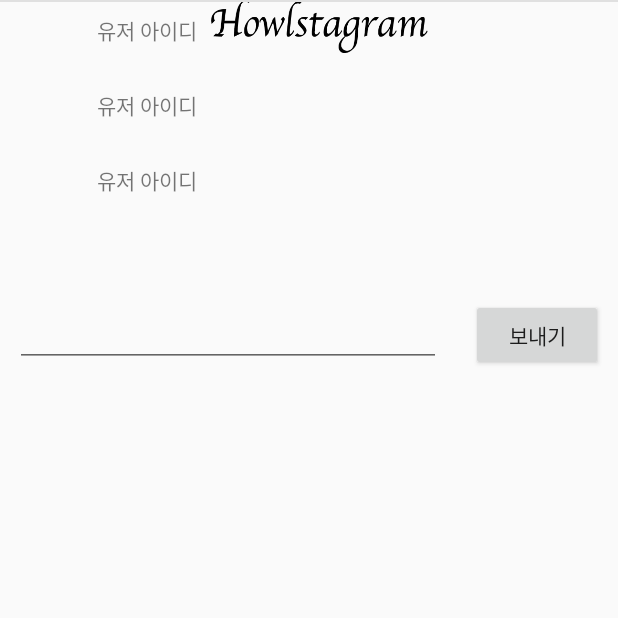
After one commit to yooman22/android, an Android app: the CommentActivity screen opened directly, with no data from a screen before it, on a phone screen of 412 x 824 dp, the top half of it. The commit adds this screen. Run offline under Robolectric (Android 15) with nearby library versions, the phone set to English and light mode, and no system bars; our stand-ins replace Firebase (no records; nobody signed in at launch, a user with empty details on screens opened directly).

Commit message:
13일차

```diff
--- a/app/src/main/AndroidManifest.xml
+++ b/app/src/main/AndroidManifest.xml
@@ -3,7 +3,8 @@
           package="com.example.yujaeman.howl">
 
     <uses-permission android:name="android.permission.INTERNET"/>
-    <uses-permission android:name="android.permission.READ_EXTERNAL_STORAGE"></uses-permission>
+    <uses-permission android:name="android.permission.READ_EXTERNAL_STORAGE"/>
+
     <application
             android:allowBackup="true"
             android:icon="@mipmap/ic_launcher"
@@ -43,6 +44,8 @@
         </activity>
         <activity android:name=".AddPhotoActivity">
         </activity>
+        <activity android:name=".CommentActivity">
+        </activity>
     </application>
 
 </manifest>
--- /dev/null
+++ b/app/src/main/java/com/example/yujaeman/howl/CommentActivity.kt
@@ -0,0 +1,56 @@
+package com.example.yujaeman.howl
+
+import android.support.v7.app.AppCompatActivity
+import android.os.Bundle
+import android.os.Parcel
+import android.os.Parcelable
+import android.support.v7.widget.LinearLayoutManager
+import android.support.v7.widget.RecyclerView
+import android.view.LayoutInflater
+import android.view.View
+import android.view.ViewGroup
+import com.example.yujaeman.howl.model.ContentDTO
+import com.google.firebase.auth.FirebaseAuth
+import com.google.firebase.firestore.FirebaseFirestore
+import com.google.firebase.storage.FirebaseStorage
+import kotlinx.android.synthetic.main.activity_comment.*
+
+
+class CommentActivity : AppCompatActivity() {
+
+    var contentUid : String? = null
+    override fun onCreate(savedInstanceState: Bundle?) {
+        super.onCreate(savedInstanceState)
+        setContentView(R.layout.activity_comment)
+        commnet_recyclerview.adapter = CommentRecyclerviewAdapter()
+        commnet_recyclerview.layoutManager = LinearLayoutManager(this)
+
+        contentUid = intent.getStringExtra("contentUid")
+        comment_btn_send.setOnClickListener {
+            var comment = ContentDTO.Comment()
+            comment.userId = FirebaseAuth.getInstance().currentUser?.email
+            comment.comment = comment_edit_message.text.toString()
+            comment.uid = FirebaseAuth.getInstance().currentUser?.uid
+            comment.timestamp = System.currentTimeMillis()
+            FirebaseFirestore.getInstance().collection("images").document(contentUid!!).collection("comments").document().set(comment)
+        }
+    }
+
+    inner class CommentRecyclerviewAdapter() : RecyclerView.Adapter<RecyclerView.ViewHolder>() {
+        override fun onCreateViewHolder(parent: ViewGroup?, viewType: Int): RecyclerView.ViewHolder {
+            var view = LayoutInflater.from(parent?.context).inflate(R.layout.item_comment, parent, false)
+            return CustomviewHolder(view)
+        }
+
+        inner class CustomviewHolder(view: View?) : RecyclerView.ViewHolder(view) // 메모리 누수를 막아주는 것
+
+        override fun getItemCount(): Int {
+            return 3
+        }
+
+        override fun onBindViewHolder(holder: RecyclerView.ViewHolder?, position: Int) {
+
+        }
+
+    }
+}
--- a/app/src/main/java/com/example/yujaeman/howl/DetailviewFragment.kt
+++ b/app/src/main/java/com/example/yujaeman/howl/DetailviewFragment.kt
@@ -1,6 +1,7 @@
 package com.example.yujaeman.howl
 
 import android.app.Activity
+import android.content.Intent
 import android.os.Bundle
 import android.support.v4.app.Fragment
 import android.support.v7.widget.LinearLayoutManager
@@ -99,6 +100,12 @@ class DetailviewFragment : Fragment()
                 fragment.arguments = bundle
                 activity!!.supportFragmentManager.beginTransaction().replace(R.id.main_content,fragment).commit()
             }
+
+            viewHolder.detailviewitem_comment_imageview.setOnClickListener { view ->
+                var intent = Intent(view.context,CommentActivity::class.java)
+                intent.putExtra("contentUid",contentUidList[position])
+                startActivity(intent)
+            }
         }
         private fun favoriteEvent(position: Int)
         {
--- a/app/src/main/java/com/example/yujaeman/howl/GridFragment.kt
+++ b/app/src/main/java/com/example/yujaeman/howl/GridFragment.kt
@@ -60,9 +60,7 @@ class GridFragment : Fragment()
         override fun onBindViewHolder(holder: RecyclerView.ViewHolder, position: Int) {
             var imageView =  (holder as CustomViewHolder).imageView
             imageView.setImageResource(R.drawable.btn_signin_facebook)
-
             Glide.with(holder.itemView.context).load(contentDTOs[position].imageUrl).apply(RequestOptions().centerCrop()).into(imageView)
-
         }
     }
 
--- a/app/src/main/java/com/example/yujaeman/howl/model/ContentDTO.kt
+++ b/app/src/main/java/com/example/yujaeman/howl/model/ContentDTO.kt
@@ -12,6 +12,6 @@ data class ContentDTO(var explain: String? = null,
 
     data class Comment(var uid : String?= null,
                         var userId : String?=null,
-                        var commnet : String? = null,
+                        var comment : String? = null,
                         var timestamp: Long? = null)
 }
--- /dev/null
+++ b/app/src/main/res/layout/activity_comment.xml
@@ -0,0 +1,53 @@
+<?xml version="1.0" encoding="utf-8"?>
+<RelativeLayout
+        xmlns:android="http://schemas.android.com/apk/res/android"
+        xmlns:tools="http://schemas.android.com/tools"
+        xmlns:app="http://schemas.android.com/apk/res-auto"
+        android:layout_width="match_parent"
+        android:layout_height="match_parent"
+        android:orientation="vertical"
+        tools:context=".CommentActivity">
+
+    <android.support.v7.widget.Toolbar
+            android:layout_width="match_parent"
+            android:layout_height="35dp">
+        <ImageView
+                android:layout_width="match_parent"
+                android:layout_height="match_parent"
+                android:src="@drawable/logo_title"/>
+    </android.support.v7.widget.Toolbar>
+    <LinearLayout
+            android:background="@color/colorDivision"
+            android:layout_width="match_parent"
+            android:layout_height="1dp"
+            android:layout_below="@+id/my_toolbar"
+            android:id="@+id/toolbar_division"
+            android:orientation="horizontal"></LinearLayout>
+
+    <android.support.v7.widget.RecyclerView
+            android:layout_width="match_parent"
+            android:layout_height="wrap_content"
+            android:layout_below="@+id/toolbar_division"
+            android:id="@+id/commnet_recyclerview"
+            android:layout_marginTop="8dp"
+            android:layout_marginBottom="30dp"
+    >
+    </android.support.v7.widget.RecyclerView>
+    <Button
+            android:layout_alignParentRight="true"
+            android:layout_below="@+id/commnet_recyclerview"
+            android:layout_width="wrap_content"
+            android:layout_height="wrap_content"
+            android:text="@string/send"
+            android:layout_margin="10dp"
+            android:id="@+id/comment_btn_send"/>
+    <EditText
+            android:layout_margin="10dp"
+            android:layout_toLeftOf="@+id/comment_btn_send"
+            android:layout_width="match_parent"
+            android:layout_height="wrap_content"
+            android:id="@+id/comment_edit_message"
+            android:layout_below="@+id/commnet_recyclerview"/>
+
+
+</RelativeLayout>
--- /dev/null
+++ b/app/src/main/res/layout/item_comment.xml
@@ -0,0 +1,26 @@
+<?xml version="1.0" encoding="utf-8"?>
+<LinearLayout xmlns:android="http://schemas.android.com/apk/res/android" xmlns:tools="http://schemas.android.com/tools"
+              android:orientation="horizontal"
+              android:layout_width="match_parent"
+              android:layout_height="50dp">
+    <ImageView
+            android:id="@+id/commnetviewItem_imageview_profile"
+            android:layout_width="35dp"
+            android:layout_height="35dp"
+            android:layout_margin="7.5dp"
+    />
+    <TextView
+            android:id="@+id/commnetviewitem_textview_profile"
+            android:textStyle="bold"
+            android:layout_margin="7.5dp"
+            tools:text = "유저 아이디"
+            android:layout_width="wrap_content"
+            android:layout_height="wrap_content"/>
+    <TextView
+            android:text="유저 아이디"
+            android:layout_width="wrap_content"
+            android:layout_height="wrap_content"
+            android:id="@+id/commentviewitem_textview_comment"
+    />
+
+</LinearLayout>
```
